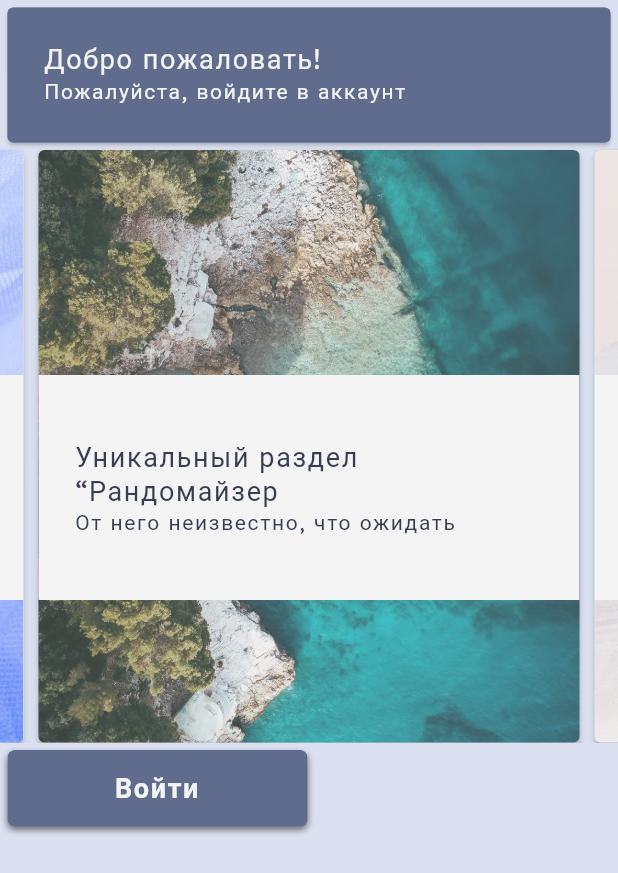
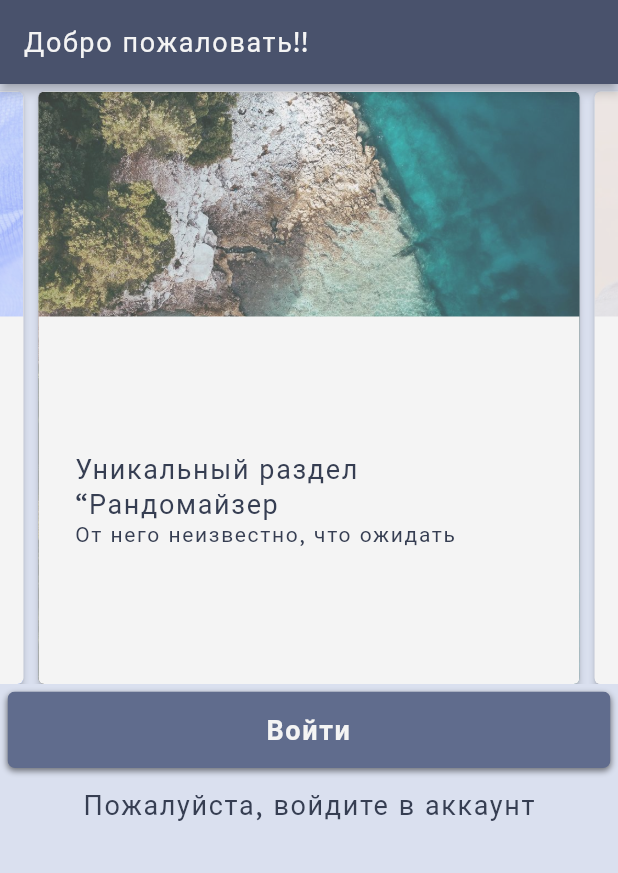
Before and after one commit to ksenia312/crow, a Flutter app: the screen it shows after launch, swiped to page 3, on a phone screen of 412 x 824 dp. Shown: the top 873 px of the screen. Run offline on Flutter 3.47's test engine with Material 2 defaults, Android fonts, the phone set to English and light mode, and no system bars; drawn by our look-alikes of carousel_slider; our stand-ins replace cloud_firestore, firebase_auth, firebase_core, flutter_layout_grid, flutter_svg, fluttertoast and 1 more; accounts and stored records are empty.

Commit message:
list-tile height

```diff
--- a/lib/pages/home_page.dart
+++ b/lib/pages/home_page.dart
@@ -1,6 +1,7 @@
 import 'package:carousel_slider/carousel_slider.dart';
 import 'package:flutter/material.dart';
 import 'package:frontend/pages/auth_page/auth_page.dart';
+import 'package:frontend/widgets/app_bar_children.dart';
 import 'package:frontend/widgets/text_buttons.dart';
 import 'package:frontend/widgets/cards/announcement_card.dart';
 import 'package:frontend/widgets/cards/image_card.dart';
@@ -11,19 +12,16 @@ class HomePage extends StatelessWidget {
   @override
   Widget build(BuildContext context) {
     return Scaffold(
+      appBar: AppBar(
+        title: const AppBarTitle(text: 'Добро пожаловать!!'),
+      ),
       body: Center(
         child: ListView(
           children: [
-            const AnnouncementCard(
-              headline2: 'Добро пожаловать!',
-              bodyText: 'Пожалуйста, войдите в аккаунт',
-              showCloseButton: false,
-            ),
             _drawCarousel(),
-            Row(children: [
+
             AppTextButton(
               buttonText: 'Войти',
-                size: AppTextButtonSize.medium,
               onPressed: () {
                 Navigator.push(
                   context,
@@ -32,8 +30,18 @@ class HomePage extends StatelessWidget {
                   }),
                 );
               },
-              )
-            ])
+            ),
+            SizedBox(
+              height: 50,
+              child: Center(
+                child: Text(
+                  'Пожалуйста, войдите в аккаунт',
+                  style: Theme.of(context).textTheme.subtitle1!.apply(
+                    color: Theme.of(context).colorScheme.onSecondary,
+                  ),
+                ),
+              ),
+            ),
           ],
         ),
       ),
@@ -50,7 +58,7 @@ class HomePage extends StatelessWidget {
   CarouselSlider _drawCarousel() => CarouselSlider(
         options: CarouselOptions(
             height: 400.0,
-            autoPlayInterval: const Duration(seconds: 5),
+            autoPlayInterval: const Duration(seconds: 2),
             viewportFraction: 0.9,
             autoPlay: true,
             autoPlayCurve: Curves.fastOutSlowIn,
@@ -62,7 +70,6 @@ class HomePage extends StatelessWidget {
               return ImageCard(
                   headline2: i.value.first,
                   bodyText: i.value.last,
-                  listTileHeight: 150,
                   initImageNum: i.key + 1 //Random().nextInt(4)+1,
                   );
             },
--- a/lib/pages/user_page/user_page.dart
+++ b/lib/pages/user_page/user_page.dart
@@ -18,6 +18,7 @@ class UserPage extends StatefulWidget {
 }
 
 class _UserPageState extends State<UserPage> {
+
   @override
   Widget build(BuildContext context) {
     var user = Provider.of<UserModel?>(context);
@@ -34,7 +35,6 @@ class _UserPageState extends State<UserPage> {
                     headline2: '${user.name}, ${getAge(user.age)}',
                     bodyText: 'статус: $_status',
                     imageHeight: 100,
-                    listTileHeight: 100,
                   )
                 : Container(
                     color: Theme.of(context).colorScheme.tertiary,
--- a/lib/widgets/cards/announcement_card.dart
+++ b/lib/widgets/cards/announcement_card.dart
@@ -5,14 +5,14 @@ import 'package:frontend/widgets/list_tile.dart';
 class AnnouncementCard extends StatefulWidget {
   final String headline2;
   final String? bodyText;
-  final double height;
+  final double? height;
   final bool showCloseButton;
 
   const AnnouncementCard(
       {Key? key,
       required this.headline2,
       required this.bodyText,
-      this.height = 90,
+      this.height,
       this.showCloseButton = true})
       : super(key: key);
 
--- a/lib/widgets/cards/image_card.dart
+++ b/lib/widgets/cards/image_card.dart
@@ -8,7 +8,7 @@ class ImageCard extends StatefulWidget {
   final String headline2;
   final String bodyText;
   final double imageHeight;
-  final double listTileHeight;
+  final double? listTileHeight;
   final int initImageNum;
 
   const ImageCard({
@@ -16,7 +16,7 @@ class ImageCard extends StatefulWidget {
     required this.headline2,
     required this.bodyText,
     this.imageHeight = 150,
-    this.listTileHeight = 120,
+    this.listTileHeight,
     this.initImageNum = 1,
   }) : super(key: key);
 
@@ -70,12 +70,17 @@ class ImageCardState extends State<ImageCard> with TickerProviderStateMixin {
 
   @override
   Widget build(BuildContext context) {
-    return Card(
+    return SizedBox(
+      height: widget.listTileHeight != null
+          ? (widget.imageHeight + widget.listTileHeight!)
+          : null,
+      child: Card(
         margin: AppIndents.basicMargin,
         elevation: 2,
         color: Theme.of(context).colorScheme.secondary,
         child: ClipRRect(
             borderRadius: BorderRadius.circular(4), child: _drawContent()),
+      ),
     );
   }
 
@@ -90,20 +95,15 @@ class ImageCardState extends State<ImageCard> with TickerProviderStateMixin {
   Container _drawContent() => Container(
         width: double.infinity,
         decoration: _decoration(),
-        child: Column(
-          children: [
-            SizedBox(
-              child: null,
-              height: widget.imageHeight,
-            ),
-            AppListTile(
+        child: Padding(
+          padding: EdgeInsets.only(top: widget.imageHeight),
+          child: AppListTile(
             headline2: widget.headline2,
             bodyText: widget.bodyText,
             height: widget.listTileHeight,
             color: Theme.of(context).colorScheme.secondary,
             textColor: Theme.of(context).colorScheme.onSecondary,
           ),
-          ],
         ),
       );
 }
--- a/lib/widgets/list_tile.dart
+++ b/lib/widgets/list_tile.dart
@@ -5,7 +5,7 @@ class AppListTile extends StatelessWidget {
   final String? bodyText;
   final Color textColor;
   final Color color;
-  final double height;
+  final double? height;
   final bool softWrap;
   final TextOverflow overflow;
   final Widget? trailing;
@@ -16,7 +16,7 @@ class AppListTile extends StatelessWidget {
       required this.bodyText,
       required this.textColor,
       required this.color,
-      this.height = 80,
+      this.height,
       this.softWrap = true,
       this.overflow = TextOverflow.fade,
       this.trailing})
@@ -26,7 +26,7 @@ class AppListTile extends StatelessWidget {
   Widget build(BuildContext context) {
     return Container(
       height: height,
-      padding: const EdgeInsets.symmetric(horizontal: 8),
+      padding: const EdgeInsets.all(8),
       color: color,
       child: Center(
         child: ListTile(
```
Lines whose indentation alone changed are shown as unchanged.
